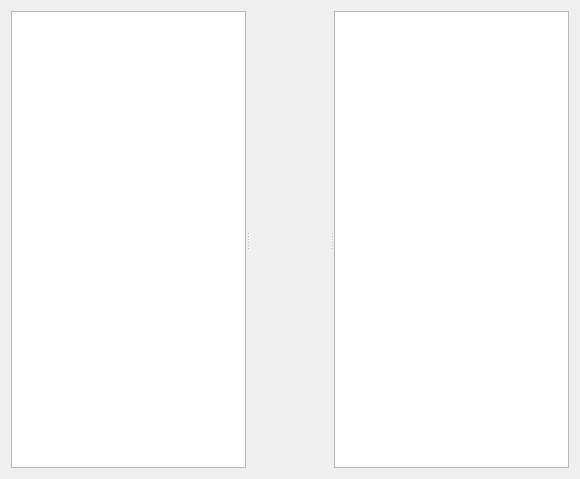
Above: src/widgets/diffwidget.ui from HamedMasafi/GitKlient before the change. Below: the same form after it.
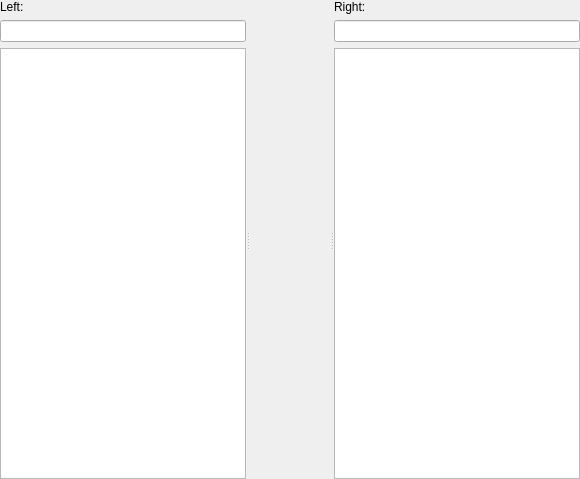
That is the form after the change. Custom widgets are drawn as their Qt base class.

```diff
--- a/src/widgets/diffwidget.ui
+++ b/src/widgets/diffwidget.ui
@@ -13,13 +13,48 @@
   <property name="windowTitle">
    <string>Form</string>
   </property>
-  <layout class="QVBoxLayout" name="verticalLayout">
+  <layout class="QVBoxLayout" name="verticalLayout_4">
+   <property name="leftMargin">
+    <number>0</number>
+   </property>
+   <property name="topMargin">
+    <number>0</number>
+   </property>
+   <property name="rightMargin">
+    <number>0</number>
+   </property>
+   <property name="bottomMargin">
+    <number>0</number>
+   </property>
    <item>
     <widget class="QSplitter" name="splitter">
      <property name="orientation">
       <enum>Qt::Horizontal</enum>
      </property>
-     <widget class="CodeEditor" name="plainTextEditMine">
+     <widget class="QWidget" name="">
+      <layout class="QVBoxLayout" name="verticalLayout_2">
+       <item>
+        <widget class="QLabel" name="label">
+         <property name="sizePolicy">
+          <sizepolicy hsizetype="Preferred" vsizetype="Maximum">
+           <horstretch>0</horstretch>
+           <verstretch>0</verstretch>
+          </sizepolicy>
+         </property>
+         <property name="text">
+          <string>Left:</string>
+         </property>
+        </widget>
+       </item>
+       <item>
+        <widget class="QLineEdit" name="lineEditOldFileName">
+         <property name="readOnly">
+          <bool>true</bool>
+         </property>
+        </widget>
+       </item>
+       <item>
+        <widget class="CodeEditor" name="leftCodeEditor">
       <property name="font">
        <font>
         <family>Source Code Pro</family>
@@ -35,7 +70,29 @@
        <bool>true</bool>
       </property>
      </widget>
-     <widget class="SegmentConnector" name="widgetSegmentsConnector" native="true">
+       </item>
+      </layout>
+     </widget>
+     <widget class="QWidget" name="segmentConnectorContainer" native="true">
+      <layout class="QVBoxLayout" name="verticalLayout_3">
+       <item>
+        <spacer name="verticalSpacer">
+         <property name="orientation">
+          <enum>Qt::Vertical</enum>
+         </property>
+         <property name="sizeType">
+          <enum>QSizePolicy::Fixed</enum>
+         </property>
+         <property name="sizeHint" stdset="0">
+          <size>
+           <width>20</width>
+           <height>40</height>
+          </size>
+         </property>
+        </spacer>
+       </item>
+       <item>
+        <widget class="SegmentConnector" name="segmentConnector" native="true">
       <property name="minimumSize">
        <size>
         <width>80</width>
@@ -49,7 +106,33 @@
        </size>
       </property>
      </widget>
-     <widget class="CodeEditor" name="plainTextEditTheir">
+       </item>
+      </layout>
+     </widget>
+     <widget class="QWidget" name="">
+      <layout class="QVBoxLayout" name="verticalLayout">
+       <item>
+        <widget class="QLabel" name="label_2">
+         <property name="sizePolicy">
+          <sizepolicy hsizetype="Preferred" vsizetype="Maximum">
+           <horstretch>0</horstretch>
+           <verstretch>0</verstretch>
+          </sizepolicy>
+         </property>
+         <property name="text">
+          <string>Right:</string>
+         </property>
+        </widget>
+       </item>
+       <item>
+        <widget class="QLineEdit" name="lineEditNewFileName">
+         <property name="readOnly">
+          <bool>true</bool>
+         </property>
+        </widget>
+       </item>
+       <item>
+        <widget class="CodeEditor" name="rightCodeEditor">
       <property name="contextMenuPolicy">
        <enum>Qt::CustomContextMenu</enum>
       </property>
@@ -59,6 +142,9 @@
       <property name="readOnly">
        <bool>true</bool>
       </property>
+        </widget>
+       </item>
+      </layout>
      </widget>
     </widget>
    </item>
```
Left out of the diff: 2 changed lines with no effect on the pictures. Lines whose indentation alone changed are shown as unchanged.
